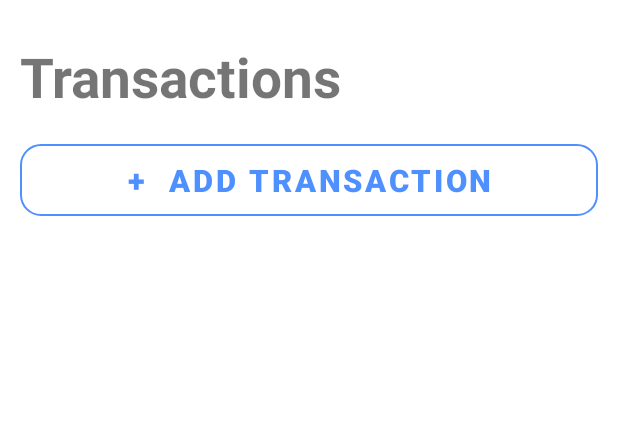
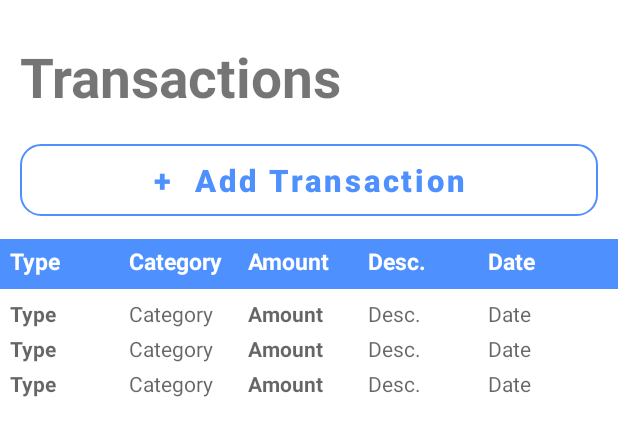
Before and after one commit to Uzair-Jamal/Expense-Tracker, an Android app: the layout activity_transaction.xml on its own in the app's theme, with its tools: preview values and no code run, on a phone screen of 412 x 824 dp. Shown: the top 436 px of the screen. Run offline under Robolectric (Android 15) with nearby library versions, the phone set to English and light mode, and no system bars.

Commit message:
View Transactions done without filter(bonus).

```diff
--- a/app/src/main/res/layout/activity_transaction.xml
+++ b/app/src/main/res/layout/activity_transaction.xml
@@ -1,6 +1,6 @@
 <?xml version="1.0" encoding="utf-8"?>
-<layout
-    xmlns:android="http://schemas.android.com/apk/res/android">
+<layout xmlns:android="http://schemas.android.com/apk/res/android"
+    xmlns:tools="http://schemas.android.com/tools">
 
     <LinearLayout
         android:layout_width="match_parent"
@@ -11,8 +11,6 @@
         <LinearLayout
             android:layout_width="match_parent"
             android:layout_height="match_parent"
-            android:layout_marginStart="@dimen/_10sdp"
-            android:layout_marginEnd="@dimen/_10sdp"
             android:layout_marginBottom="@dimen/_10sdp"
             android:orientation="vertical">
 
@@ -21,27 +19,92 @@
                 android:layout_height="wrap_content"
                 android:layout_marginTop="@dimen/_20sdp"
                 android:text="Transactions"
+                android:layout_marginStart="@dimen/_10sdp"
                 android:textSize="@dimen/_28ssp"
-            android:textStyle="bold"
-            />
+                android:textStyle="bold" />
 
             <Button
                 android:id="@+id/add_transaction"
                 android:layout_width="match_parent"
                 android:layout_height="wrap_content"
+                android:layout_marginTop="@dimen/_16sdp"
+                android:layout_marginStart="@dimen/_10sdp"
+                android:layout_marginEnd="@dimen/_10sdp"
+                android:layout_marginBottom="@dimen/_12sdp"
+                android:background="@drawable/button_outline"
+                android:backgroundTint="@android:color/transparent"
                 android:text="+  Add Transaction"
-            android:textStyle="bold"
+                android:textAllCaps="false"
                 android:textColor="@color/app_color"
                 android:textSize="@dimen/_16ssp"
-            android:layout_marginBottom="@dimen/_12sdp"
-            android:layout_marginTop="@dimen/_16sdp"
-            android:backgroundTint="@android:color/transparent"
-            android:background="@drawable/button_outline"
-            />
+                android:textStyle="bold" />
+
+            <LinearLayout
+                android:layout_width="match_parent"
+                android:layout_height="wrap_content"
+                android:paddingStart="@dimen/_5sdp"
+                android:paddingEnd="@dimen/_5sdp"
+                android:background="@color/app_color"
+                android:paddingTop="@dimen/_3sdp"
+                android:paddingBottom="@dimen/_3sdp"
+                android:orientation="horizontal">
+
+                <TextView
+                    android:layout_width="0dp"
+                    android:layout_height="wrap_content"
+                    android:text="Type"
+                    android:layout_weight="1"
+                    android:textSize="@dimen/_12ssp"
+                    android:textColor="@color/white"
+                    android:textStyle="bold" />
+
+                <TextView
+                    android:layout_width="0dp"
+                    android:layout_height="wrap_content"
+                    android:layout_marginBottom="@dimen/_3sdp"
+                    android:text="Category"
+                    android:textColor="@color/white"
+                    android:layout_weight="1"
+                    android:textSize="@dimen/_12ssp"
+                    android:textStyle="bold" />
+
+                <TextView
+                    android:layout_width="0dp"
+                    android:layout_height="wrap_content"
+                    android:layout_marginBottom="@dimen/_3sdp"
+                    android:text="Amount"
+                    android:textColor="@color/white"
+                    android:layout_weight="1"
+                    android:textSize="@dimen/_12ssp"
+                    android:textStyle="bold" />
+
+                <TextView
+                    android:layout_width="0dp"
+                    android:layout_height="wrap_content"
+                    android:layout_marginBottom="@dimen/_3sdp"
+                    android:layout_weight="1"
+                    android:text="Desc."
+                    android:textSize="@dimen/_12ssp"
+                    android:textColor="@color/white"
+                    android:textStyle="bold" />
+
+                <TextView
+                    android:layout_width="0dp"
+                    android:layout_height="wrap_content"
+                    android:layout_marginBottom="@dimen/_3sdp"
+                    android:text="Date"
+                    android:layout_weight="1"
+                    android:textSize="@dimen/_12ssp"
+                    android:textColor="@color/white"
+                    android:textStyle="bold" />
+            </LinearLayout>
 
             <androidx.recyclerview.widget.RecyclerView
+                android:id="@+id/transaction_rv"
                 android:layout_width="match_parent"
-            android:layout_height="wrap_content"/>
+                android:layout_height="wrap_content"
+                android:padding="@dimen/_5sdp"
+                tools:listitem="@layout/item_transaction" />
         </LinearLayout>
 
 
--- /dev/null
+++ b/app/src/main/res/layout/item_transaction.xml
@@ -0,0 +1,53 @@
+<?xml version="1.0" encoding="utf-8"?>
+<layout
+
+    xmlns:android="http://schemas.android.com/apk/res/android">
+
+    <LinearLayout
+        android:layout_width="match_parent"
+        android:layout_height="wrap_content"
+        android:layout_marginBottom="@dimen/_3sdp"
+        android:orientation="horizontal">
+
+            <TextView
+                android:id="@+id/type_tv"
+                android:layout_width="0dp"
+                android:layout_height="wrap_content"
+                android:layout_weight="1"
+                android:textStyle="bold"
+                android:hint="Type"
+                />
+            <TextView
+                android:id="@+id/category_tv"
+                android:layout_width="0dp"
+                android:layout_height="wrap_content"
+                android:layout_weight="1"
+                android:textColor="@color/black"
+                android:hint="Category"
+                />
+            <TextView
+                android:id="@+id/amount_tv"
+                android:layout_width="0dp"
+                android:layout_height="wrap_content"
+                android:layout_weight="1"
+                android:textStyle="bold"
+                android:hint="Amount"
+                />
+            <TextView
+                android:id="@+id/description_tv"
+                android:layout_width="0dp"
+                android:layout_height="wrap_content"
+                android:layout_weight="1"
+                android:textColor="@color/black"
+                android:hint="Desc."
+                />
+            <TextView
+                android:id="@+id/date_tv"
+                android:layout_width="0dp"
+                android:layout_height="wrap_content"
+                android:layout_weight="1"
+                android:textColor="@color/black"
+                android:hint="Date"
+                />
+    </LinearLayout>
+</layout>
--- a/app/src/main/res/values/colors.xml
+++ b/app/src/main/res/values/colors.xml
@@ -3,4 +3,6 @@
     <color name="black">#FF000000</color>
     <color name="white">#FFFFFFFF</color>
     <color name="app_color">#4f90ff</color>
+    <color name="expense_color">#d00000</color>
+    <color name="income_color">#4f772d</color>
 </resources>
```
Also changed, not shown: app/src/main/java/com/andriod/mobileappdevelopertask/Ui/Activity/TransactionActivity.kt (+24 -0 lines), app/src/main/java/com/andriod/mobileappdevelopertask/adapter/TransactionAdapter.kt (added, +71 -0 lines). Lines whose indentation alone changed are shown as unchanged.
